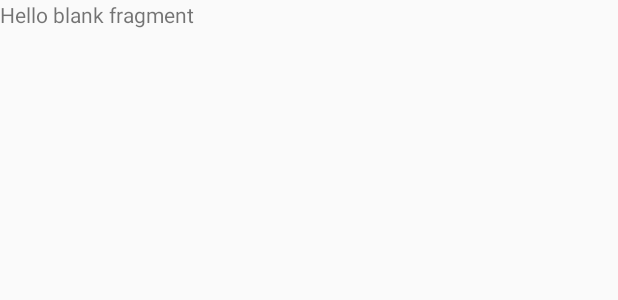
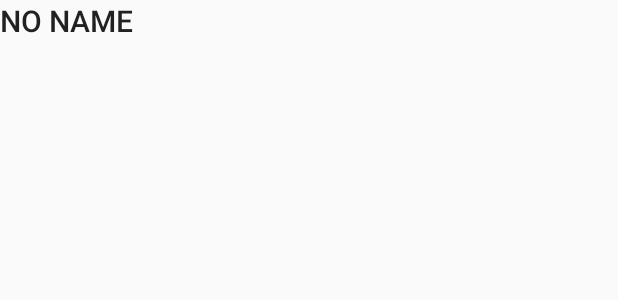
Before and after one commit to s-thom/MarsAndroid, an Android app: the layout fragment_device.xml on its own in the app's theme, with its tools: preview values and no code run, on a phone screen of 412 x 824 dp. Shown: the top 300 px of the screen. Run offline under Robolectric (Android 15) with nearby library versions, the phone set to English and light mode, and no system bars.

Commit message:
Launch DeviceFragment when list item selected

```diff
--- a/app/src/main/res/layout/fragment_device.xml
+++ b/app/src/main/res/layout/fragment_device.xml
@@ -1,13 +1,16 @@
-<FrameLayout xmlns:android="http://schemas.android.com/apk/res/android"
-             xmlns:tools="http://schemas.android.com/tools"
-             android:layout_width="match_parent"
-             android:layout_height="match_parent"
-             tools:context="kiwi.sthom.mars.DeviceFragment">
+<LinearLayout
+    xmlns:android="http://schemas.android.com/apk/res/android"
+    xmlns:tools="http://schemas.android.com/tools"
+    android:layout_width="match_parent"
+    android:layout_height="match_parent"
+    android:orientation="vertical"
+    tools:context="kiwi.sthom.mars.DeviceFragment">
 
-    <!-- TODO: Update blank fragment layout -->
     <TextView
+        android:id="@+id/device_name"
         android:layout_width="match_parent"
-        android:layout_height="match_parent"
-        android:text="@string/hello_blank_fragment"/>
+        android:layout_height="wrap_content"
+        android:text="@string/device_name_default"
+        android:textAppearance="@style/TextAppearance.AppCompat.Title"/>
 
-</FrameLayout>
+</LinearLayout>
--- a/app/src/main/res/values/strings.xml
+++ b/app/src/main/res/values/strings.xml
@@ -4,6 +4,8 @@
     <string name="title_dashboard">Dashboard</string>
     <string name="title_notifications">Notifications</string>
 
+    <string name="device_name_default">NO NAME</string>
+
     <!-- TODO: Remove or change this placeholder text -->
     <string name="hello_blank_fragment">Hello blank fragment</string>
 </resources>
```
Also changed, not shown: app/src/main/java/kiwi/sthom/mars/DeviceFragment.java (+7 -1 lines), app/src/main/java/kiwi/sthom/mars/MainActivity.java (+7 -0 lines).
